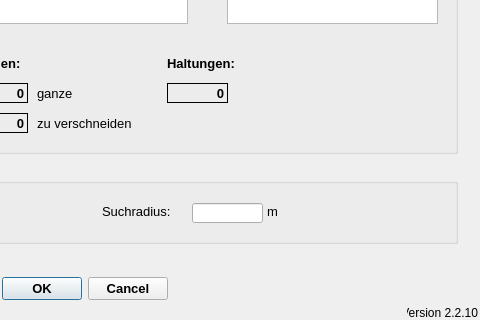
Old version of the form qkan/linkflaechen/resources/application_createlinefl.ui in the repository hoettges/QKan; both pictures show x 293 to 773 and y 237 to 557 of the 773 by 557 pixel window.
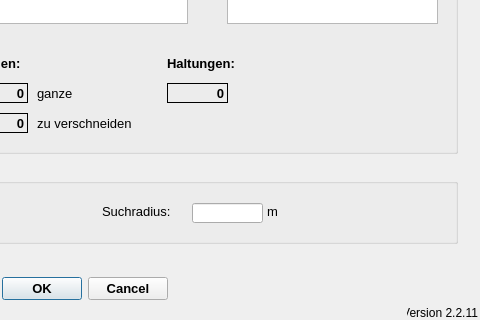
New version of the form.

Patch:
```diff
--- a/qkan/linkflaechen/resources/application_createlinefl.ui
+++ b/qkan/linkflaechen/resources/application_createlinefl.ui
@@ -52,7 +52,7 @@
     <string>Version QKan Import</string>
    </property>
    <property name="text">
-    <string>Version 2.2.10</string>
+    <string>Version 2.2.11</string>
    </property>
    <property name="alignment">
     <set>Qt::AlignRight|Qt::AlignTrailing|Qt::AlignVCenter</set>
```
